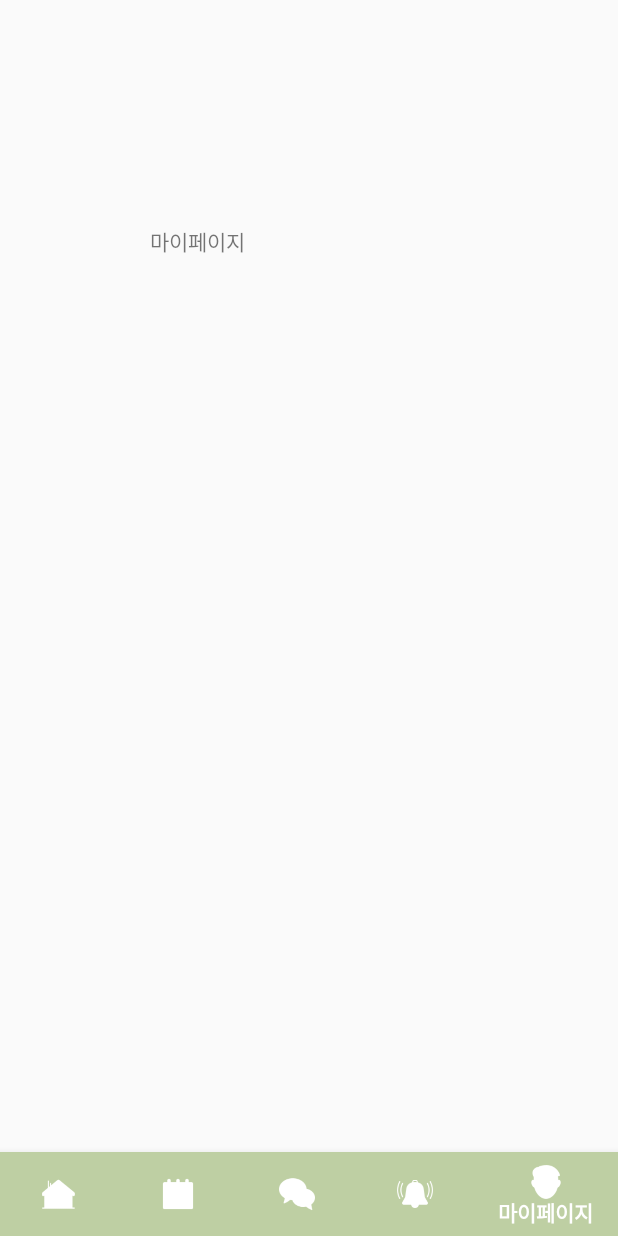
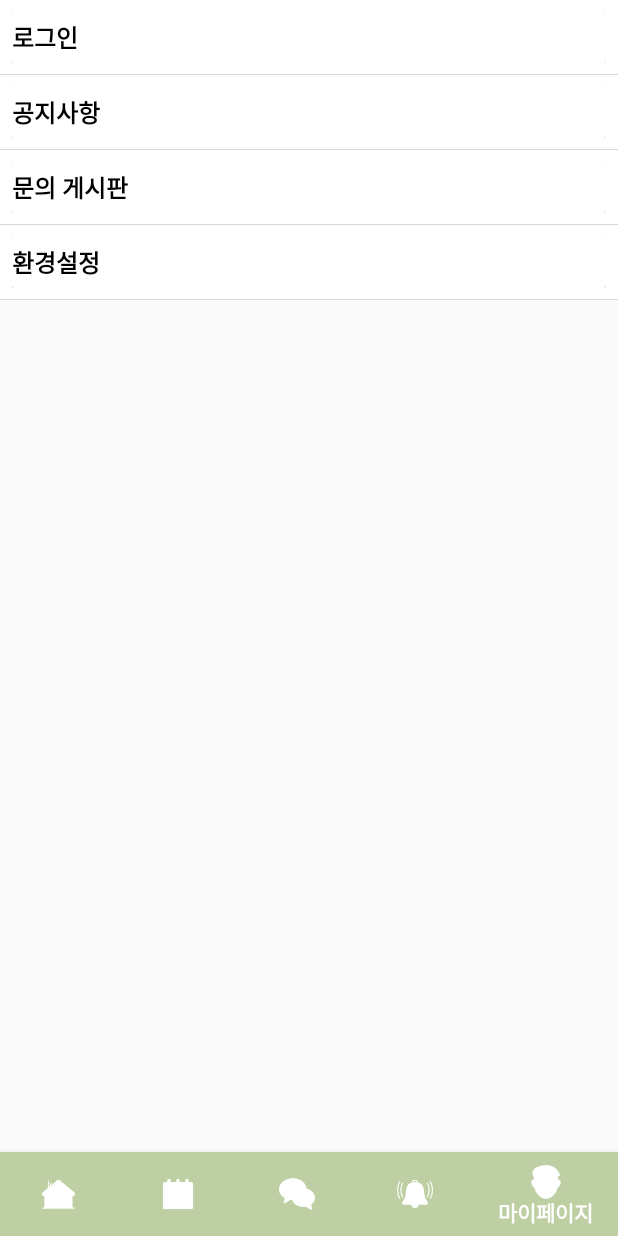
Before and after one commit to NaDaPuPu/Dahada, an Android app: the screen it shows after launch (MainActivity), item 5 of the bottom bar chosen, on a phone screen of 412 x 824 dp. Run offline under Robolectric (Android 15) with nearby library versions, the phone set to English and light mode, and no system bars.

Commit message:
Add My_Page_Fragment Branch, 마이페이지 구현(로그인 액티비티로 이동)

```diff
--- a/dahada/app/src/main/AndroidManifest.xml
+++ b/dahada/app/src/main/AndroidManifest.xml
@@ -9,7 +9,6 @@
         android:roundIcon="@mipmap/ic_launcher_round"
         android:supportsRtl="true"
         android:theme="@style/Theme.AppCompat.Light.NoActionBar">
-        <activity android:name=".HomeActivity" />
         <activity
             android:name=".data.login.LoginActivity"
             android:label="@string/title_activity_login" />
--- a/dahada/app/src/main/java/com/d2w/dahada/MainActivity.java
+++ b/dahada/app/src/main/java/com/d2w/dahada/MainActivity.java
@@ -5,7 +5,6 @@ import androidx.appcompat.app.AppCompatActivity;
 import android.os.Bundle;
 import android.view.View;
 import android.view.MenuItem;
-import android.widget.Toast;
 
 import androidx.annotation.NonNull;
 
@@ -82,4 +81,7 @@ public class MainActivity extends AppCompatActivity {
             }
         });
     }
+
+    public static class ListAdapter {
+    }
 }
--- /dev/null
+++ b/dahada/app/src/main/java/com/d2w/dahada/MyPageList.java
@@ -0,0 +1,17 @@
+package com.d2w.dahada;
+
+public class MyPageList {
+    String name;
+
+    public String getName() {
+        return name;
+    }
+
+    public void setName(String name) {
+        this.name = name;
+    }
+
+    public MyPageList(String name) {
+        this.name = name;
+    }
+}
--- /dev/null
+++ b/dahada/app/src/main/java/com/d2w/dahada/MyPageListAdapter.java
@@ -0,0 +1,89 @@
+package com.d2w.dahada;
+
+import android.view.LayoutInflater;
+import android.view.View;
+import android.view.ViewGroup;
+import android.widget.TextView;
+
+import androidx.annotation.NonNull;
+import androidx.recyclerview.widget.RecyclerView;
+
+import java.util.ArrayList;
+
+public class MyPageListAdapter extends RecyclerView.Adapter<MyPageListAdapter.ViewHolder> implements OnMyPageListItemClickListener {
+    ArrayList<MyPageList> items = new ArrayList<MyPageList>();
+
+    OnMyPageListItemClickListener listener;
+
+    @NonNull
+    @Override
+    public ViewHolder onCreateViewHolder(@NonNull ViewGroup viewGroup, int viewType) {
+        LayoutInflater inflater = LayoutInflater.from(viewGroup.getContext());
+        View itemView = inflater.inflate(R.layout.list_item, viewGroup, false);
+
+        return new ViewHolder(itemView, this);
+    }
+
+    @Override
+    public void onBindViewHolder(@NonNull ViewHolder viewHolder, int position) {
+        MyPageList item = items.get(position);
+        viewHolder.setItem(item);
+    }
+
+    @Override
+    public int getItemCount() {
+        return items.size();
+    }
+
+    public void addItem(MyPageList item) {
+        items.add(item);
+    }
+
+    public void setItems(ArrayList<MyPageList> items) {
+        this.items = items;
+    }
+
+    public MyPageList getItem(int position) {
+        return items.get(position);
+    }
+
+    public void setItem(int position, MyPageList item) {
+        items.set(position, item);
+    }
+
+    public void setOnItemClickListener(OnMyPageListItemClickListener listener) {
+        this.listener = listener;
+    }
+
+    @Override
+    public void onItemClick(ViewHolder holder, View view, int position) {
+        if (listener != null) {
+            listener.onItemClick(holder, view, position);
+        }
+    }
+
+    public static class ViewHolder extends RecyclerView.ViewHolder {
+        TextView textView;
+
+        public ViewHolder(View itemView, final OnMyPageListItemClickListener listener) {
+            super(itemView);
+
+            textView = itemView.findViewById(R.id.textListView);
+
+            itemView.setOnClickListener(new View.OnClickListener() {
+                @Override
+                public void onClick(View view) {
+                    int position = getAdapterPosition();
+
+                    if (listener != null) {
+                        listener.onItemClick(ViewHolder.this, view, position);
+                    }
+                }
+            });
+        }
+
+        public void setItem(MyPageList item) {
+            textView.setText(item.getName());
+        }
+    }
+}
--- /dev/null
+++ b/dahada/app/src/main/java/com/d2w/dahada/OnMyPageListItemClickListener.java
@@ -0,0 +1,7 @@
+package com.d2w.dahada;
+
+import android.view.View;
+
+public interface OnMyPageListItemClickListener {
+    public void onItemClick(MyPageListAdapter.ViewHolder holder, View view, int position);
+}
--- a/dahada/app/src/main/java/com/d2w/dahada/data/bottombar/Mypage.java
+++ b/dahada/app/src/main/java/com/d2w/dahada/data/bottombar/Mypage.java
@@ -1,19 +1,61 @@
 package com.d2w.dahada.data.bottombar;
 
+import android.content.Intent;
 import android.os.Bundle;
 import android.view.LayoutInflater;
 import android.view.View;
 import android.view.ViewGroup;
+import android.widget.TextView;
+import android.widget.Toast;
 
 import androidx.fragment.app.Fragment;
+import androidx.recyclerview.widget.LinearLayoutManager;
+import androidx.recyclerview.widget.RecyclerView;
 
+import com.d2w.dahada.MyPageList;
+import com.d2w.dahada.MyPageListAdapter;
+import com.d2w.dahada.OnMyPageListItemClickListener;
 import com.d2w.dahada.R;
+import com.d2w.dahada.data.login.LoginActivity;
+
+import static androidx.recyclerview.widget.LinearLayoutManager.*;
 
 public class Mypage extends Fragment {
+    RecyclerView recyclerView;
+    MyPageListAdapter adapter;
 
     @Override
     public View onCreateView(LayoutInflater inflater, ViewGroup container, Bundle savedInstanceState) {
-        return inflater.inflate(R.layout.mypage, container, false);
+        View v = inflater.inflate(R.layout.mypage, container, false);
+
+        recyclerView = (RecyclerView) v.findViewById(R.id.recyclerView);
+        recyclerView.setLayoutManager(new LinearLayoutManager(getActivity()));
+
+        adapter = new MyPageListAdapter();
+
+        adapter.addItem(new MyPageList(getString(R.string.list_login)));
+        adapter.addItem(new MyPageList("공지사항"));
+        adapter.addItem(new MyPageList("문의 게시판"));
+        adapter.addItem(new MyPageList("환경설정"));
+
+        recyclerView.setAdapter(adapter);
+
+        adapter.setOnItemClickListener(new OnMyPageListItemClickListener() {
+            @Override
+            public void onItemClick(MyPageListAdapter.ViewHolder holder, View view, int position) {
+                MyPageList item = adapter.getItem(position);
+
+                if (item.getName() == getString(R.string.list_login)) {
+                    Intent intent = new Intent(getActivity(), LoginActivity.class);
+                    startActivity(intent);
+                }
+                else {
+                    Toast.makeText(getContext(), "아이템 선택됨 : " + item.getName(), Toast.LENGTH_LONG).show();
+                }
+            }
+        });
+
+        return v;
     }
 
 }
--- /dev/null
+++ b/dahada/app/src/main/res/drawable/border.xml
@@ -0,0 +1,13 @@
+<?xml version="1.0" encoding="utf-8"?>
+<layer-list xmlns:android="http://schemas.android.com/apk/res/android">
+    <item>
+        <shape android:shape="rectangle">
+            <solid android:color="#d7d7d7"/>
+        </shape>
+    </item>
+    <item android:bottom="1dp">
+        <shape android:shape="rectangle">
+            <solid android:color="#FFFFFF"/>
+        </shape>
+    </item>
+</layer-list>
--- /dev/null
+++ b/dahada/app/src/main/res/layout/list_item.xml
@@ -0,0 +1,37 @@
+<?xml version="1.0" encoding="utf-8"?>
+<LinearLayout xmlns:android="http://schemas.android.com/apk/res/android"
+    android:layout_width="match_parent"
+    android:layout_height="50dp"
+    android:background="@drawable/border"
+    android:baselineAligned="false"
+    android:gravity="center_vertical"
+    android:orientation="horizontal"
+    android:padding="8dp"
+    >
+
+    <androidx.cardview.widget.CardView
+        android:layout_width="0dp"
+        android:layout_height="match_parent"
+        android:layout_weight="1">
+
+        <LinearLayout
+            android:layout_width="match_parent"
+            android:layout_height="match_parent"
+            android:layout_weight="1"
+            android:gravity="center_vertical"
+            android:orientation="vertical">
+
+            <TextView
+                android:id="@+id/textListView"
+                android:layout_width="wrap_content"
+                android:layout_height="wrap_content"
+                android:includeFontPadding="false"
+                android:text="Title"
+                android:textColor="@android:color/black"
+                android:textSize="16sp"
+                android:textStyle="bold" />
+
+        </LinearLayout>
+    </androidx.cardview.widget.CardView>
+
+</LinearLayout>
--- a/dahada/app/src/main/res/layout/mypage.xml
+++ b/dahada/app/src/main/res/layout/mypage.xml
@@ -1,18 +1,11 @@
 <?xml version="1.0" encoding="utf-8"?>
-<androidx.constraintlayout.widget.ConstraintLayout
-    xmlns:android="http://schemas.android.com/apk/res/android"
-    xmlns:app="http://schemas.android.com/apk/res-auto"
+<LinearLayout xmlns:android="http://schemas.android.com/apk/res/android"
     android:layout_width="match_parent"
-    android:layout_height="match_parent">
+    android:layout_height="match_parent"
+    android:orientation="vertical">
 
-    <TextView
-        android:id="@+id/textView"
-        android:layout_width="wrap_content"
-        android:layout_height="wrap_content"
-        android:layout_marginStart="100dp"
-        android:layout_marginLeft="100dp"
-        android:layout_marginTop="150dp"
-        android:text="마이페이지"
-        app:layout_constraintStart_toStartOf="parent"
-        app:layout_constraintTop_toTopOf="parent" />
-</androidx.constraintlayout.widget.ConstraintLayout>
+    <androidx.recyclerview.widget.RecyclerView
+        android:id="@+id/recyclerView"
+        android:layout_width="match_parent"
+        android:layout_height="match_parent" />
+</LinearLayout>
--- a/dahada/app/src/main/res/values/strings.xml
+++ b/dahada/app/src/main/res/values/strings.xml
@@ -9,4 +9,6 @@
     <string name="invalid_username">유효한 아이디가 아닙니다.</string>
     <string name="invalid_password">비밀번호는 5글자 이상이어야 합니다.</string>
     <string name="login_failed">"로그인 실패"</string>
+
+    <string name="list_login">로그인</string>
 </resources>
```
Also changed, not shown: dahada/app/src/main/java/com/d2w/dahada/HomeActivity.java (deleted, +0 -14 lines), dahada/app/src/main/res/layout/activity_home2.xml (deleted, +0 -111 lines).
